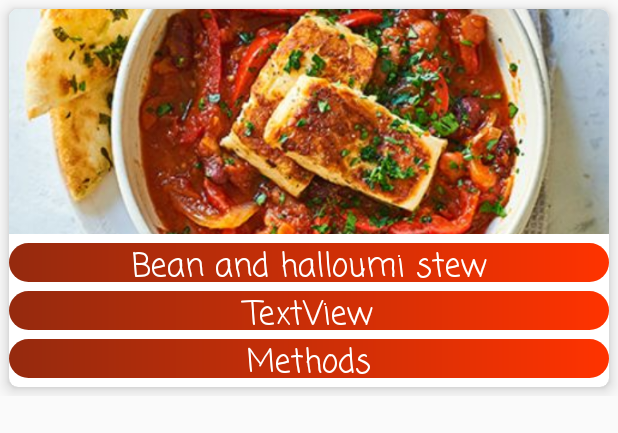
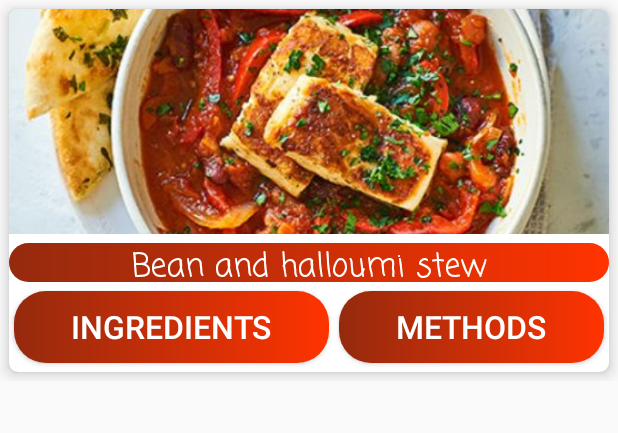
Before and after one commit to Shanka3/foodhouse, an Android app: the layout layout_veg_list.xml on its own in the app's theme, with its tools: preview values and no code run, on a phone screen of 412 x 824 dp. Shown: the top 433 px of the screen. Run offline under Robolectric (Android 15) with nearby library versions, the phone set to English and light mode, and no system bars; Roboto replaces fonts that are not available here.

```diff
--- a/app/src/main/res/layout/layout_veg_list.xml
+++ b/app/src/main/res/layout/layout_veg_list.xml
@@ -37,32 +37,40 @@
                 android:textColor="#FFFFFF"
                 android:textSize="21sp" />
 
-            <TextView
+            <LinearLayout
+                android:layout_width="match_parent"
+                android:layout_height="match_parent"
+                android:orientation="horizontal">
+                <Button
                     android:id="@+id/tvDescription"
-                android:layout_width="match_parent"
-                android:layout_height="26dp"
+                    android:layout_width="wrap_content"
+                    android:layout_height="wrap_content"
+                    android:layout_marginStart="3dp"
+                    android:layout_marginEnd="3dp"
+                    android:layout_weight="1"
                     android:layout_marginTop="6dp"
                     android:background="@drawable/recipe_gradient"
-                android:fontFamily="casual"
-                android:gravity="center"
-                android:text="TextView"
+                    android:text="Ingredients"
                     android:textColor="#FFFFFF"
                     android:textSize="21sp" />
 
-            <TextView
+                <Button
                     android:id="@+id/tvMethod"
-                android:layout_width="match_parent"
-                android:layout_height="26dp"
+                    android:layout_width="wrap_content"
+                    android:layout_height="wrap_content"
+                    android:layout_marginStart="3dp"
+                    android:layout_marginEnd="3dp"
+                    android:layout_weight="1"
                     android:layout_marginTop="6dp"
                     android:layout_marginBottom="6dp"
                     android:background="@drawable/recipe_gradient"
-                android:fontFamily="casual"
-                android:gravity="center"
                     android:text="Methods"
                     android:textColor="#FFFFFF"
                     android:textSize="21sp" />
 
             </LinearLayout>
 
+        </LinearLayout>
+
     </androidx.cardview.widget.CardView>
 </LinearLayout>
```
Also changed, not shown: app/src/main/java/com/example/foodhouse/adapter/MyAdapter.java (+4 -4 lines), app/src/main/java/com/example/foodhouse/newAdapter/NewAdapter.java (+5 -4 lines), app/src/main/res/layout/layout_veg_recipe_list.xml (+17 -10 lines). Lines whose indentation alone changed are shown as unchanged.
